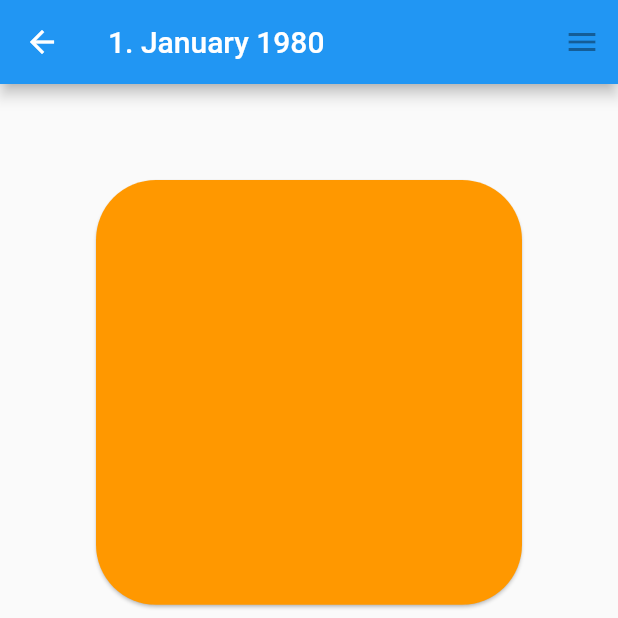
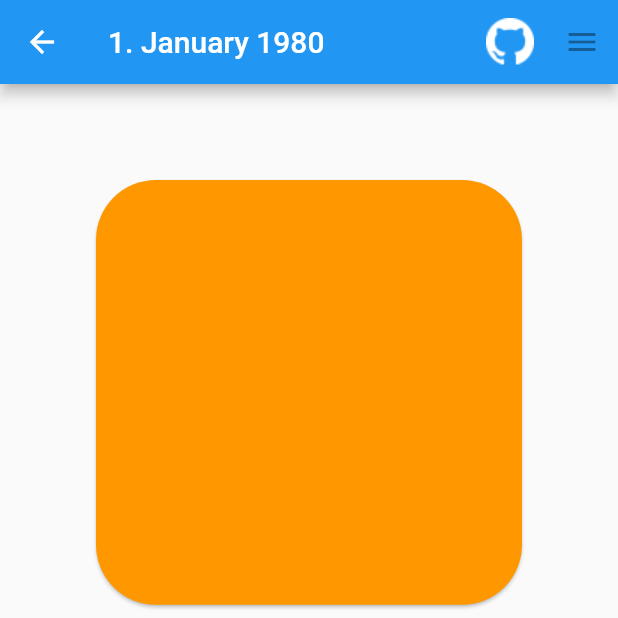
Before and after one commit to RobinRother/Crimson-Harvest, a Flutter app: the DetailView screen opened by its route, on a phone screen of 412 x 824 dp, the top half of it. Run offline on Flutter 3.47's test engine with Material 2 defaults, Android fonts, the phone set to English and light mode, and no system bars; our stand-ins replace hive, hive_flutter, scrollable_positioned_list; accounts and stored records are empty; generated files the repository leaves out were written again.

Commit message:
add github icon

```diff
--- a/lib/calendar_view_route/calendar_view.dart
+++ b/lib/calendar_view_route/calendar_view.dart
@@ -17,6 +17,10 @@ class CalendarView extends StatelessWidget {
           ),
           IconButton(
             onPressed: null,
+            icon: Image.asset("figures/GitHub-Mark-Light-32px.png"),
+          ),
+          IconButton(
+            onPressed: null,
             icon: Icon(Icons.menu_outlined),
           ),
         ],
--- a/lib/detail_view_route/detail_view.dart
+++ b/lib/detail_view_route/detail_view.dart
@@ -15,7 +15,11 @@ class DetailView extends StatelessWidget{
         // appbar als festes widget auslagern?
         appBar: AppBar(
           title: Text('${date.day}. ${date.mapMonthName(context)} ${date.year}'),
-          actions: const [
+          actions: [
+            IconButton(
+              onPressed: null,
+              icon: Image.asset("figures/GitHub-Mark-Light-32px.png"),
+            ),
             IconButton(
               onPressed: null,
               icon: Icon(Icons.menu_outlined),
--- a/pubspec.yaml
+++ b/pubspec.yaml
@@ -71,6 +71,8 @@ flutter:
   # assets:
   #   - images/a_dot_burr.jpeg
   #   - images/a_dot_ham.jpeg
+  assets:
+    - figures/
 
   # An image asset can refer to one or more resolution-specific "variants", see
   # https://flutter.dev/assets-and-images/#resolution-aware.
```
Also changed, not shown: figures/GitHub-Mark-Light-32px.png (added).
